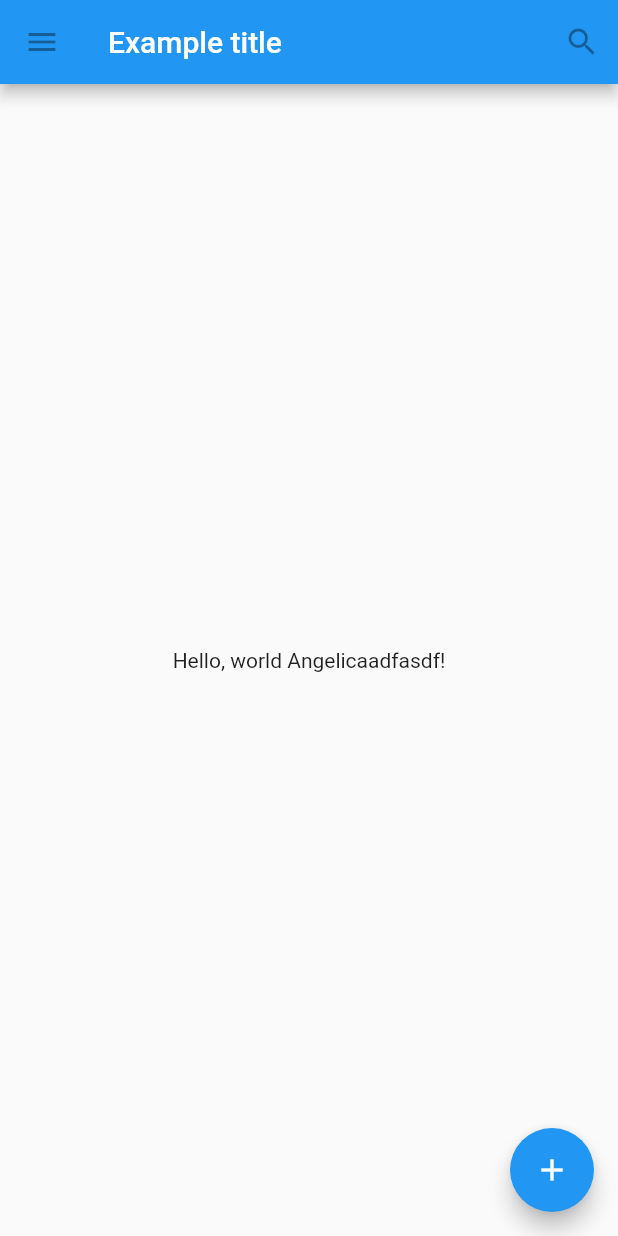
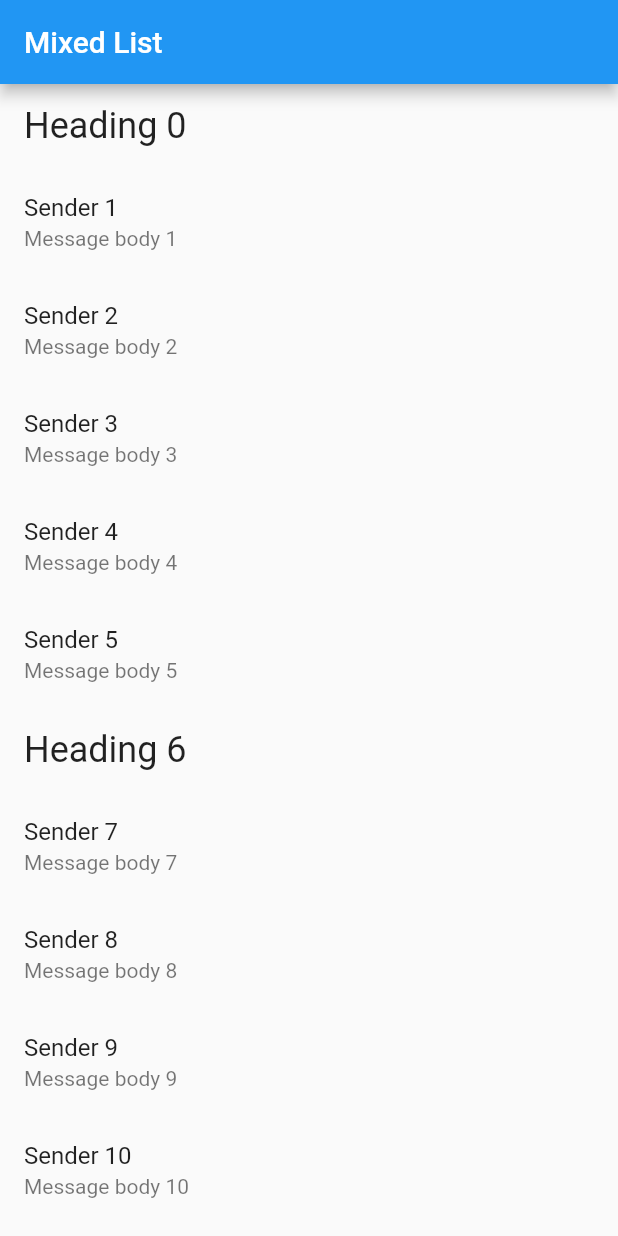
Before and after one commit to angelicasagunt/scooterApp, a Flutter app: the screen it shows after launch, on a phone screen of 412 x 824 dp. Run offline on Flutter 3.47's test engine with Material 2 defaults, Android fonts, the phone set to English and light mode, and no system bars.

```diff
--- a/lib/main.dart
+++ b/lib/main.dart
@@ -1,41 +1,74 @@
+import 'package:flutter/foundation.dart';
 import 'package:flutter/material.dart';
 
 void main() {
-  runApp(MaterialApp(
-    title: 'Flutter Tutorial',
-    home: TutorialHome(),
+  runApp(MyApp(
+    items: List<ListItem>.generate(
+      1000,
+          (i) => i % 6 == 0
+          ? HeadingItem("Heading $i")
+          : MessageItem("Sender $i", "Message body $i"),
+    ),
   ));
 }
 
-class TutorialHome extends StatelessWidget {
+class MyApp extends StatelessWidget {
+  final List<ListItem> items;
+
+  MyApp({Key key, @required this.items}) : super(key: key);
+
   @override
   Widget build(BuildContext context) {
-    // Scaffold is a layout for the major Material Components.
-    return Scaffold(
-      appBar: AppBar(
-        leading: IconButton(
-          icon: Icon(Icons.menu),
-          tooltip: 'Navigation menu',
-          onPressed: null,
+    final title = 'Mixed List';
+
+    return MaterialApp(
+      title: title,
+      home: Scaffold(
+        appBar: AppBar(
+          title: Text(title),
         ),
-        title: Text('Example title'),
-        actions: <Widget>[
-          IconButton(
-            icon: Icon(Icons.search),
-            tooltip: 'Search',
-            onPressed: null,
-          ),
-        ],
-      ),
-      // body is the majority of the screen.
-      body: Center(
-        child: Text('Hello, world Angelicaadfasdf!'),
-      ),
-      floatingActionButton: FloatingActionButton(
-        tooltip: 'Add', // used by assistive technologies
-        child: Icon(Icons.add),
-        onPressed: null,
+        body: ListView.builder(
+          // Let the ListView know how many items it needs to build.
+          itemCount: items.length,
+          // Provide a builder function. This is where the magic happens.
+          // Convert each item into a widget based on the type of item it is.
+          itemBuilder: (context, index) {
+            final item = items[index];
+
+            if (item is HeadingItem) {
+              return ListTile(
+                title: Text(
+                  item.heading,
+                  style: Theme.of(context).textTheme.headline,
+                ),
+              );
+            } else if (item is MessageItem) {
+              return ListTile(
+                title: Text(item.sender),
+                subtitle: Text(item.body),
+              );
+            }
+          },
+        ),
       ),
     );
   }
 }
+
+// The base class for the different types of items the list can contain.
+abstract class ListItem {}
+
+// A ListItem that contains data to display a heading.
+class HeadingItem implements ListItem {
+  final String heading;
+
+  HeadingItem(this.heading);
+}
+
+// A ListItem that contains data to display a message.
+class MessageItem implements ListItem {
+  final String sender;
+  final String body;
+
+  MessageItem(this.sender, this.body);
+}
```
Also changed, not shown: pubspec.yaml (+4 -3 lines), pubspec.lock.
